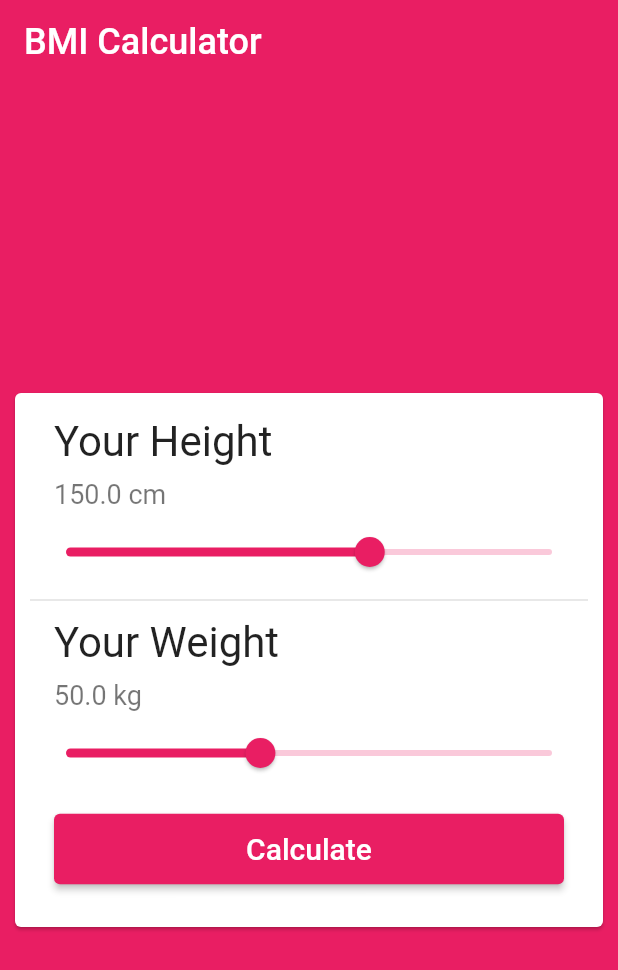
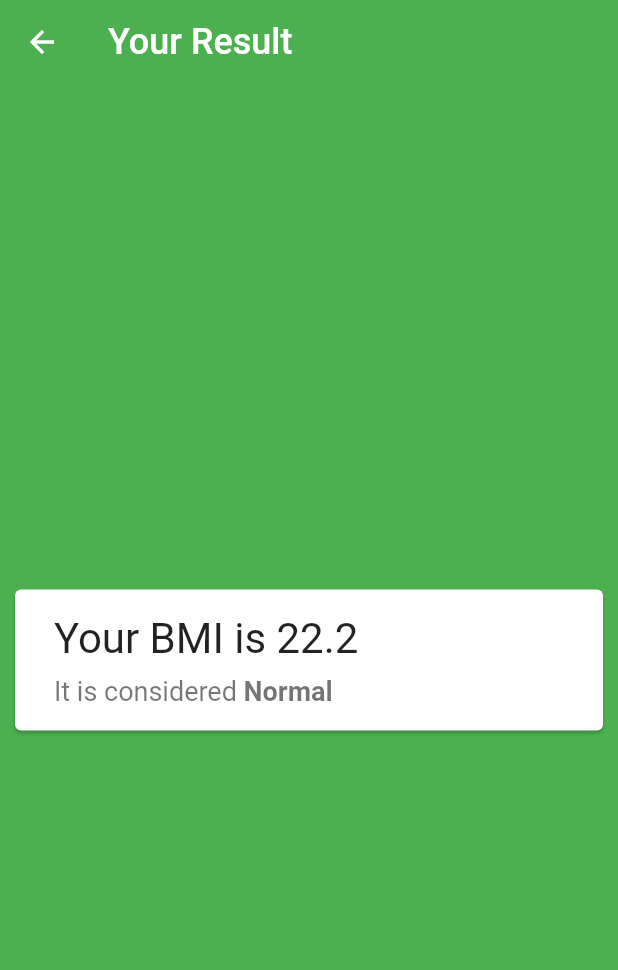
Before and after one commit to aadityasivaS/bmi_calculator, a Flutter app: the screen it shows after launch, after a tap on "Calculate", on a phone screen of 412 x 824 dp. Shown: the top 970 px of the screen. Run offline on Flutter 3.47's test engine with Material 2 defaults, Android fonts, the phone set to English and light mode, and no system bars.

Commit message:
finished app

```diff
--- a/lib/home_page.dart
+++ b/lib/home_page.dart
@@ -1,4 +1,5 @@
 import 'package:flutter/material.dart';
+import 'result_page.dart';
 
 class HomePage extends StatefulWidget {
   const HomePage({Key? key}) : super(key: key);
@@ -10,6 +11,7 @@ class HomePage extends StatefulWidget {
 class _HomePageState extends State<HomePage> {
   double currentHeightValue = 150;
   double currentWeightValue = 50;
+
   @override
   Widget build(BuildContext context) {
     return Scaffold(
@@ -91,7 +93,16 @@ class _HomePageState extends State<HomePage> {
                           child: Padding(
                             padding: const EdgeInsets.all(8.0),
                             child: ElevatedButton(
-                              onPressed: () {},
+                              onPressed: () {
+                                Navigator.of(context).push(
+                                  MaterialPageRoute(
+                                    builder: (context) => ResultPage(
+                                      weight: currentWeightValue,
+                                      height: currentHeightValue,
+                                    ),
+                                  ),
+                                );
+                              },
                               child: const Padding(
                                 padding: EdgeInsets.all(12.0),
                                 child: Text(
--- /dev/null
+++ b/lib/result_page.dart
@@ -0,0 +1,95 @@
+import 'package:flutter/material.dart';
+import 'dart:math';
+
+enum Categories { underweight, normal, overweight, obesity }
+
+class ResultPage extends StatefulWidget {
+  final double weight, height;
+  const ResultPage({
+    Key? key,
+    required this.weight,
+    required this.height,
+  }) : super(key: key);
+
+  @override
+  _ResultPageState createState() => _ResultPageState();
+}
+
+class _ResultPageState extends State<ResultPage> {
+  late double bmi;
+  late Categories result;
+  late Color statusColor;
+  List<String> resultText = ['Underweight', 'Normal', 'Overweight', 'Obesity'];
+
+  @override
+  void initState() {
+    bmi = widget.weight / pow(widget.height / 100, 2);
+    if (bmi < 18.5) {
+      result = Categories.underweight;
+      statusColor = Colors.yellow.shade700;
+    } else if (bmi > 25 && bmi <= 29.9) {
+      result = Categories.overweight;
+      statusColor = Colors.yellow.shade700;
+    } else if (bmi > 30) {
+      result = Categories.obesity;
+      statusColor = Colors.red;
+    } else {
+      result = Categories.normal;
+      statusColor = Colors.green;
+    }
+    super.initState();
+  }
+
+  @override
+  Widget build(BuildContext context) {
+    return Scaffold(
+      appBar: AppBar(
+        title: const Text(
+          'Your Result',
+          style: TextStyle(fontSize: 24,),
+        ),
+        backgroundColor: statusColor,
+        elevation: 0,
+      ),
+      backgroundColor: statusColor,
+      body: Center(
+        child: SingleChildScrollView(
+          child: Card(
+            margin: const EdgeInsets.all(10),
+            child: Padding(
+              padding: const EdgeInsets.symmetric(
+                horizontal: 10.0,
+                vertical: 12.0,
+              ),
+              child: Column(
+                children: [
+                  ListTile(
+                    title: Text(
+                      'Your BMI is ${bmi.toStringAsFixed(1)}',
+                      style: const TextStyle(fontSize: 28),
+                    ),
+                    subtitle: Padding(
+                      padding: const EdgeInsets.only(top: 8.0),
+                      child: Row(
+                        children: [
+                          const Text(
+                            'It is considered ',
+                            style: TextStyle(fontSize: 18),
+                          ),
+                          Text(
+                            resultText[result.index],
+                            style: const TextStyle(fontSize: 18, fontWeight: FontWeight.bold),
+                          ),
+                        ],
+                      ),
+                    ),
+                  ),
+                ],
+              ),
+            ),
+          ),
+        ),
+      ),
+    );
+  }
+}
```
